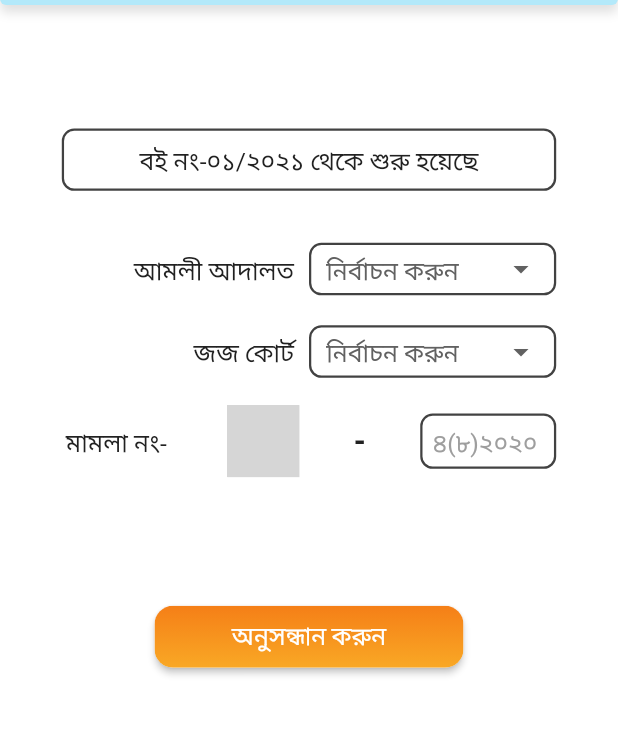
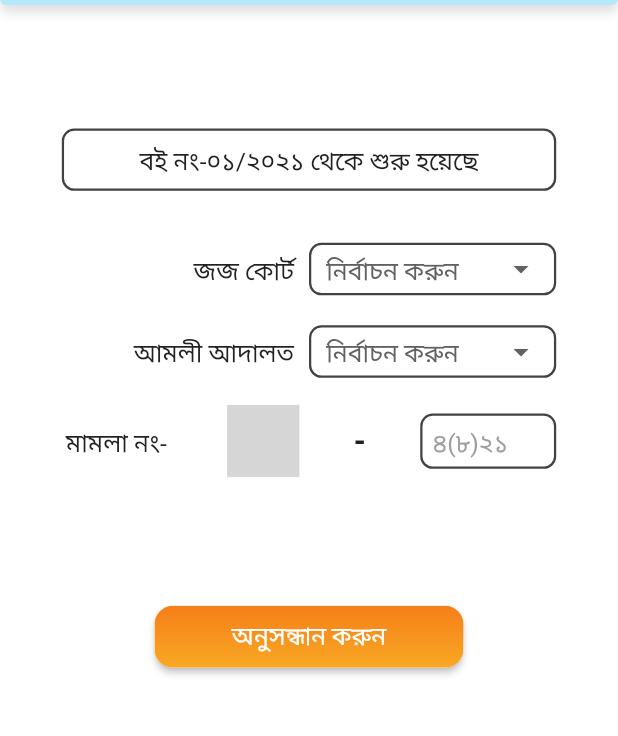
Before and after one commit to SujitSarkar/Legal-Friend-App, a Flutter app: the BodliKhana screen opened directly, after a tap on "মাদক/দন্ডবিধি", on a phone screen of 412 x 824 dp, the part 145-881 px from its top. Run offline on Flutter 3.47's test engine with Material 2 defaults, Android fonts, the phone set to English and light mode, and no system bars; our stand-ins replace cached_network_image, cloud_firestore, connectivity, firebase_core, flutter_easyloading, flutter_spinkit and 1 more; missing offline and left inert: flutter_animated_dialog, flutter_inappwebview; accounts and stored records are empty; statements that could not run were skipped; grey boxes are pictures that could not be loaded.

Commit message:
19th commit

```diff
--- a/lib/pages/search_page.dart
+++ b/lib/pages/search_page.dart
@@ -1,3 +1,4 @@
+
 import 'package:connectivity/connectivity.dart';
 import 'package:flutter/material.dart';
 import 'package:legal_friend/pages/search_list.dart';
@@ -70,10 +71,11 @@ class _SearchPageState extends State<SearchPage> {
                         fontSize: size.width * .04, color: Colors.grey[900])),
               ),
               SizedBox(height: size.width * .08),
+              _dropDownBuilder(size, Variables.jojCourt, publicProvider),
+              SizedBox(height: size.width * .04),
               _dropDownBuilder(size, Variables.amoliAdalot, publicProvider),
               SizedBox(height: size.width * .04),
-              _dropDownBuilder(size, Variables.jojCourt, publicProvider),
-              SizedBox(height: size.width * .04),
+
               Container(
                   width: size.width * .8,
                   child: Row(
@@ -100,7 +102,7 @@ class _SearchPageState extends State<SearchPage> {
                               color: Colors.grey[900],
                               fontSize: size.width * .035),
                           decoration: boxFormDecoration(size).copyWith(
-                            hintText: publicProvider.crMamlaHintSecond(),
+                            hintText: publicProvider.crMamlaHintFirst(),
                           ),
                         ),
                       )
--- a/lib/providers/public_provider.dart
+++ b/lib/providers/public_provider.dart
@@ -55,12 +55,12 @@ class PublicProvider extends ChangeNotifier{
     else return Variables.mamlaNo;
   }
   String crMamlaHintFirst(){
-    if(_pageValue==Variables.niAct) return '২৯২৫';
+    if(_pageValue==Variables.niAct) return '৫০১';
     else return 'মতিঝিল';
   }
   String crMamlaHintSecond(){
     if(_pageValue==Variables.niAct) return '২০১৯';
-    else return '৪(৮)২০২০';
+    else return '৪(৮)২১';
   }
   String toggleSign(){
     if(_pageValue==Variables.niAct) return '/';
--- a/lib/variables/variables.dart
+++ b/lib/variables/variables.dart
@@ -38,62 +38,64 @@ class Variables {
     'কক্সবাজার'
   ];
   static final List<String> thanaList = [
-    'মিরপুর',
-    'রমনা',
-    'পল্লবী',
-    'রুপনগর',
+  'আদাবর',
   'উত্তরখান',
-    'দক্ষিণখান',
+  'উত্তরা পূর্ব',
+  'উত্তরা পশ্চিম',
+  'ওয়ারী',
+  'কলাবাগান',
+  'কাফরুল',
+  'ক্যান্টনমেন্ট',
+  'কদমতলি',
+  'কোতোয়ালি',
+  'কামরাঙ্গীচর',
+  'খিলগাঁও',
+  'খিলক্ষেত',
+  'গুলশান',
+  'গেন্ডারিয়া',
+  'চকবাজার',
+  'ডেমরা',
+  'তুরাগ',
   'তেজগাঁও',
   'তেজগাঁও শিল্পাঞ্চল',
+  'দক্ষিণখান',
+  'দারুসসালাম',
+  'ধানমন্ডি',
+  'নিউমার্কেট',
   'পল্টন',
-    'ধানমন্ডি',
-    'কলাবাগান',
-    'নিউমার্কেট',
+  'পল্লবি',
+  'বনানী',
+  'বাড্ডা',
+  'বিমানবন্দর',
+  'বংশাল',
+  'ভাটারা',
+  'ভাষানটেক',
+  'মতিঝিল',
+  'মিরপুর',
+  'মুগদা',
+  'মোহাম্মদপুর',
+  'যাত্রাবাড়ী',
+  'রমনা',
+  'রামপুরা',
+  'রুপনগর',
+  'লালবাগ',
+  'শাহআলি',
+  'শাহজাহানপুর',
   'শাহবাগ',
-    'মোহাম্মদপুর',
-    'শাহজাহানপুর',
-    'তুরাগ',
-    'বিমানবন্দর',
-    'হাজারীবাগ',
   'শেরেবাংলা নগর',
-    'খিলগাঁও',
-    'মুগদা',
-    'লালবাগ',
-    'উত্তরা পূর্ব',
-    'উত্তরা পশ্চিম',
-    'কামরাঙ্গীচর',
-    'ভাটারা',
-    'আদাবর',
-    'হাতিরঝিল',
-    'খিলক্ষেত',
-    'ক্যান্টনমেন্ট',
-    'কাফরুল',
-    'ভাষানটেক',
-    'যাত্রাবাড়ী',
-    'মতিঝিল',
-    'চকবাজার',
-    'সুত্রাপুর',
-    'গেন্ডারিয়া',
-    'গুলশান',
-    'শাহ আলী',
-    'দারুসসালাম',
-    'বাড্ডা',
-    'ওয়ারী',
-    'বনানী',
-    'ডেমরা',
-    'কদমতলী',
   'শ্যামপুর',
   'সবুজবাগ',
-    'রামপুরা',
-    'কোতোয়ালী',
-    'বংশাল',
-    'সাভার',
+  'সুত্রাপুর',
+  'হাজারীবাগ',
+  'হাতিরঝিল',
+  'জি,আর,পি',
+  'আশুলিয়া',
+  'কেরানিগঞ্জ',
+  'দক্ষিণ কেরানিগঞ্জ',
   'দোহার',
-    'দক্ষিণ কেরানিগঞ্জ',
-    'কেরানিগঞ্জ',
-    'আাশুলিয়া',
-    'ধামরাই'];
+  'ধামরাই',
+  'নবাবগঞ্জ',
+  'সাভার'];
 
   static final String paymentMgs =
       'এই মামলার তথ্য আর্কাইভে রাখতে চাইলে ৫০ টাকা চার্জ প্রযোজ্য';
```
Also changed, not shown: lib/main.dart (+37 -37 lines), pubspec.lock. Lines whose indentation alone changed are shown as unchanged.
